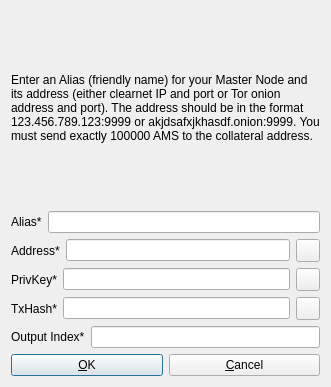
The window that src/qt/forms/addeditadrenalinenode.ui (ALLMINER/XDE2) describes before a commit, drawn with Qt 5.
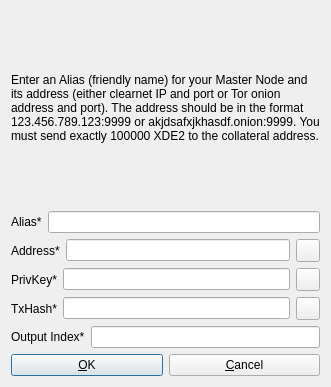
The same window after the commit. Icons and pictures are not drawn.

What changed in the file:
```diff
--- a/src/qt/forms/addeditadrenalinenode.ui
+++ b/src/qt/forms/addeditadrenalinenode.ui
@@ -26,7 +26,7 @@
       </sizepolicy>
      </property>
      <property name="text">
-      <string>&lt;html&gt;&lt;head/&gt;&lt;body&gt;&lt;p&gt;Enter an Alias (friendly name) for your Master Node and its address (either clearnet IP and port or Tor onion address and port). The address should be in the format 123.456.789.123:9999 or akjdsafxjkhasdf.onion:9999. You must send exactly 100000 AMS to the collateral address.&lt;/p&gt;&lt;/body&gt;&lt;/html&gt;</string>
+      <string>&lt;html&gt;&lt;head/&gt;&lt;body&gt;&lt;p&gt;Enter an Alias (friendly name) for your Master Node and its address (either clearnet IP and port or Tor onion address and port). The address should be in the format 123.456.789.123:9999 or akjdsafxjkhasdf.onion:9999. You must send exactly 100000 XDE2 to the collateral address.&lt;/p&gt;&lt;/body&gt;&lt;/html&gt;</string>
      </property>
      <property name="wordWrap">
       <bool>true</bool>
```
Left out of the diff: 2 changed lines with no effect on the pictures.
